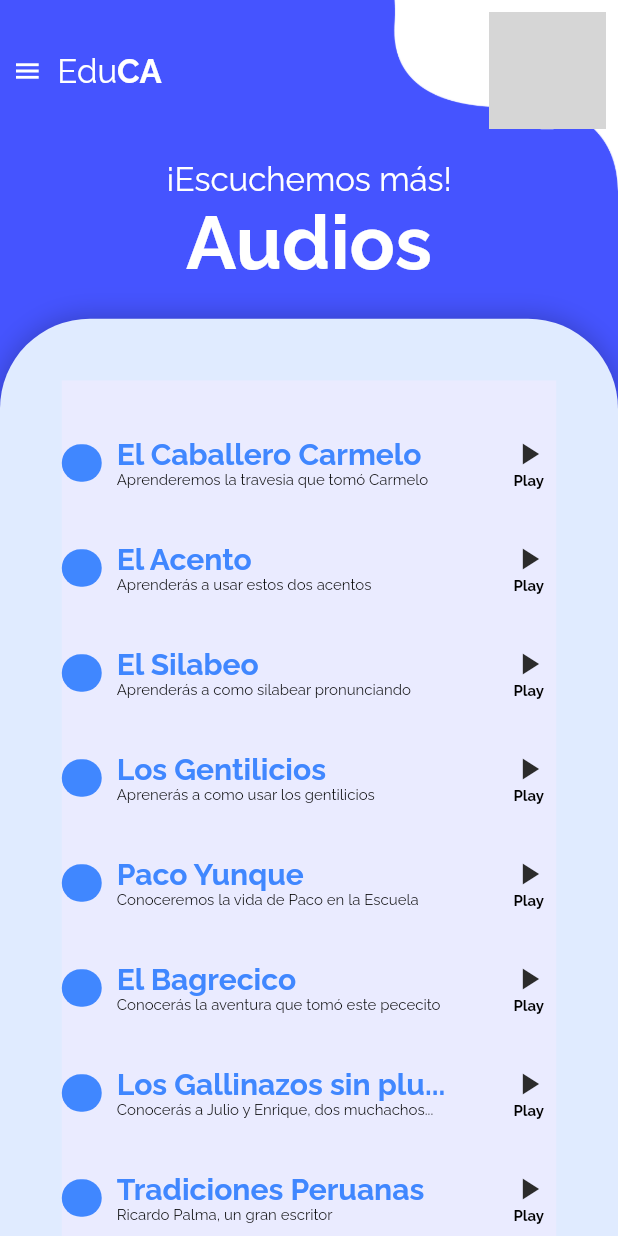
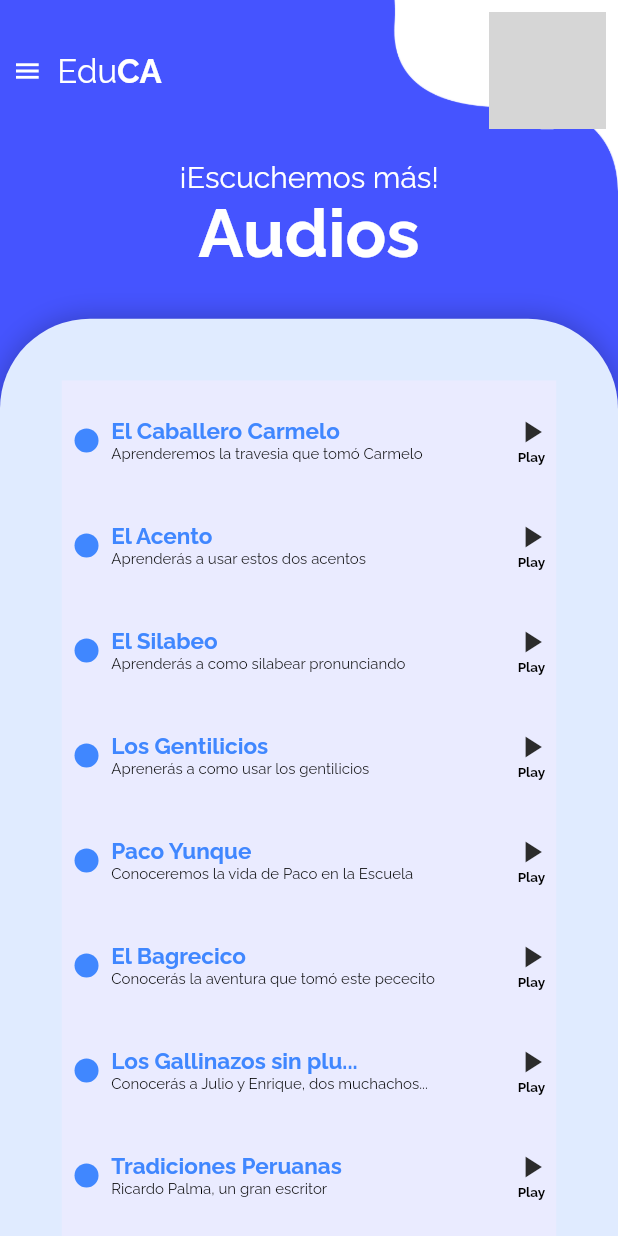
Before and after one commit to FernandoGavilan2000/Flutter_EduCA, a Flutter app: the AudiosScreen screen opened by its route, on a phone screen of 412 x 824 dp. Run offline on Flutter 3.47's test engine with Material 2 defaults, Android fonts, the phone set to English and light mode, and no system bars; our stand-ins replace google_fonts; network calls fail; grey boxes are pictures that could not be loaded.

```diff
--- a/lib/screens/AudioPlayerScreen.dart
+++ b/lib/screens/AudioPlayerScreen.dart
@@ -34,7 +34,7 @@ class AudioPlayerScreen extends StatelessWidget {
                   children: const [
                     CustomTitle(
                       text: 'El Caballero Carmelo',
-                      fontSize: 35,
+                      fontSize: 32,
                       bold: true,
                     ),
                     SizedBox(
@@ -42,7 +42,7 @@ class AudioPlayerScreen extends StatelessWidget {
                     ),
                     CustomTitle(
                       text: 'Un valiente gallito',
-                      fontSize: 20,
+                      fontSize: 18,
                     )
                   ],
                 ),
--- a/lib/screens/AudiosScreen.dart
+++ b/lib/screens/AudiosScreen.dart
@@ -46,13 +46,13 @@ class AudiosScreen extends StatelessWidget {
                                 CustomSubTitle(
                                   text: '¡Escuchemos más!',
                                   color: Colors.white,
-                                  fontSize: 22,
+                                  fontSize: 20,
                                 ),
                                 CustomSubTitle(
                                   color: Colors.white,
                                   text: 'Audios',
                                   bold: true,
-                                  fontSize: 50,
+                                  fontSize: 45,
                                 )
                               ]),
                             )
--- a/lib/screens/CourseScreen.dart
+++ b/lib/screens/CourseScreen.dart
@@ -214,14 +214,14 @@ class CompetenciaCard extends StatelessWidget {
         padding: const EdgeInsets.only(left: 12, right: 12),
         decoration: BoxDecoration(
             color: background, borderRadius: BorderRadius.circular(12)),
-        width: 230,
+        width: 220,
         height: 280,
         child: Center(
           child: CustomSubTitle(
               align: TextAlign.center,
               bold: true,
               color: Colors.white,
-              fontSize: 25,
+              fontSize: 22,
               text: label),
         ),
       ),
--- a/lib/screens/HomeScreen.dart
+++ b/lib/screens/HomeScreen.dart
@@ -33,15 +33,15 @@ class HomeScreen extends StatelessWidget {
                   CustomSubTitle(
                     text: 'Fernando!',
                     bold: true,
-                    fontSize: 35,
+                    fontSize: 27,
                   ),
                 ],
               ),
               const CustomSubTitle(
                 text: 'Talento EduCA',
-                fontSize: 20,
+                fontSize: 18,
               ),
-              const SizedBox(height: 50),
+              const SizedBox(height: 45),
               const CustomText(
                 text: 'Empecemos con:',
                 bold: true,
--- a/lib/screens/InicioScreen.dart
+++ b/lib/screens/InicioScreen.dart
@@ -41,7 +41,7 @@ class InicioScreen extends StatelessWidget {
                   ],
                 ),
                 Container(
-                  margin: const EdgeInsets.all(45),
+                  margin: const EdgeInsets.all(50),
                   child: Row(
                       mainAxisAlignment: MainAxisAlignment.spaceBetween,
                       children: [
--- a/lib/widgets/Alerts/AnswerMessage.dart
+++ b/lib/widgets/Alerts/AnswerMessage.dart
@@ -25,12 +25,12 @@ class AnswerMessage extends StatelessWidget {
                   children: [
                     const CustomSubTitle(
                       text: '!Felicitaciones!',
-                      fontSize: 30,
+                      fontSize: 28,
                       bold: true,
                     ),
                     CustomSubTitle(
                       text: '${counter} correctas',
-                      fontSize: 26,
+                      fontSize: 25,
                       bold: true,
                     ),
                     const SizedBox(
@@ -38,7 +38,7 @@ class AnswerMessage extends StatelessWidget {
                     ),
                     Image.asset(
                       'assets/trophy.png',
-                      scale: 0.8,
+                      scale: 1,
                     ),
                     const SizedBox(
                       height: 15,
--- a/lib/widgets/AudiosCard.dart
+++ b/lib/widgets/AudiosCard.dart
@@ -26,19 +26,15 @@ class AudiosCard extends StatelessWidget {
         mainAxisAlignment: MainAxisAlignment.spaceBetween,
         crossAxisAlignment: CrossAxisAlignment.center,
         children: [
-          Expanded(
+          const Expanded(
             flex: 10,
-            child: Container(
-              margin: const EdgeInsets.only(right: 10),
-              width: 25,
-              height: 25,
-              decoration: const BoxDecoration(
-                  color: colorBlue,
-                  borderRadius: BorderRadius.all(Radius.circular(100))),
+            child: CircleAvatar(
+              backgroundColor: colorBlue,
+              radius: 8,
             ),
           ),
           Expanded(
-            flex: 70,
+            flex: 80,
             child: Column(
               crossAxisAlignment: CrossAxisAlignment.start,
               mainAxisAlignment: MainAxisAlignment.center,
@@ -46,7 +42,7 @@ class AudiosCard extends StatelessWidget {
                 CustomTitle(
                   text: titleText,
                   color: colorBlue,
-                  fontSize: 20,
+                  fontSize: 15,
                 ),
                 CustomSubTitle(
                   text: description,
@@ -73,7 +69,7 @@ class AudiosCard extends StatelessWidget {
                     CustomSubTitle(
                       text: 'Play',
                       color: colorNegro,
-                      fontSize: 10,
+                      fontSize: 9,
                       bold: true,
                     ),
                   ],
--- a/lib/widgets/AudiosScroller.dart
+++ b/lib/widgets/AudiosScroller.dart
@@ -11,7 +11,7 @@ class AudiosScroller extends StatelessWidget {
       physics: const BouncingScrollPhysics(),
       child: Container(
         margin: EdgeInsets.all(MediaQuery.of(context).size.width * 0.1),
-        padding: const EdgeInsets.only(top: 20),
+        padding: const EdgeInsets.only(top: 5),
         decoration: const BoxDecoration(
           color: Color.fromRGBO(234, 235, 255, 1),
         ),
--- a/lib/widgets/HeaderCard.dart
+++ b/lib/widgets/HeaderCard.dart
@@ -83,7 +83,7 @@ class HeaderCard extends StatelessWidget {
                           textAlign: TextAlign.right,
                           style: GoogleFonts.raleway(
                             color: messageColor,
-                            fontSize: 13,
+                            fontSize: 11,
                             fontWeight: FontWeight.normal,
                           ),
                         ),
--- a/lib/widgets/ProfileScroller.dart
+++ b/lib/widgets/ProfileScroller.dart
@@ -62,12 +62,12 @@ class ProfileDetail extends StatelessWidget {
               CustomText(
                 text: "${title}:",
                 color: const Color.fromRGBO(109, 96, 248, 1),
-                fontSize: 18,
+                fontSize: 17,
                 bold: true,
               ),
               CustomText(
                 text: description,
-                fontSize: 17,
+                fontSize: 15,
                 bold: true,
               )
             ]),
```
Also changed, not shown: lib/screens/AnswerScreen.dart (+6 -6 lines), lib/screens/LecturasScreen.dart (+7 -5 lines), lib/screens/ReadLecturaScreen.dart (+7 -6 lines), lib/screens/RecursosScreen.dart (+5 -5 lines), lib/widgets/CardNewRecord.dart (+4 -4 lines), 1 other file.
